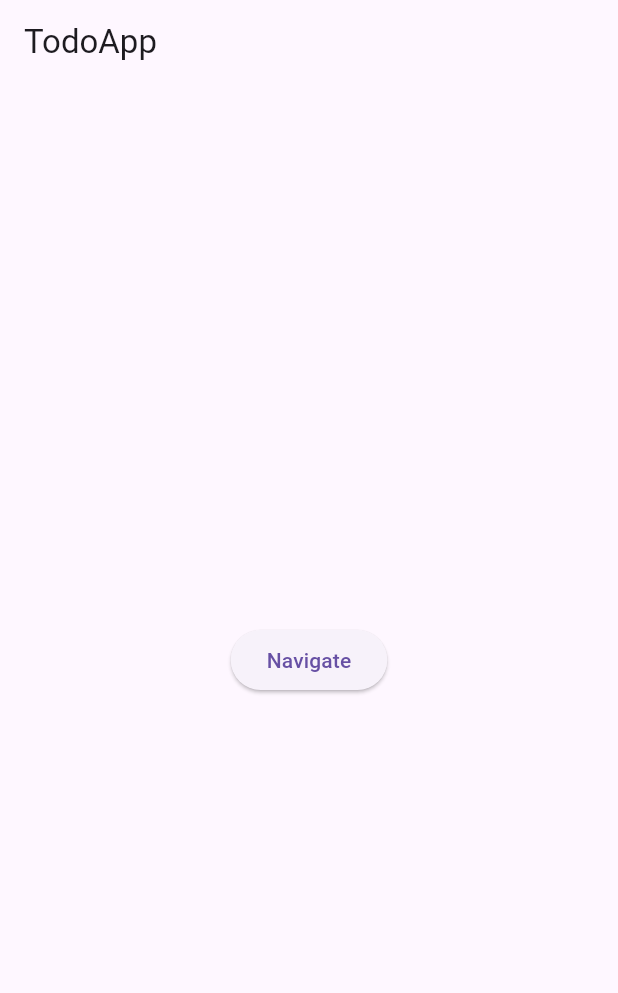
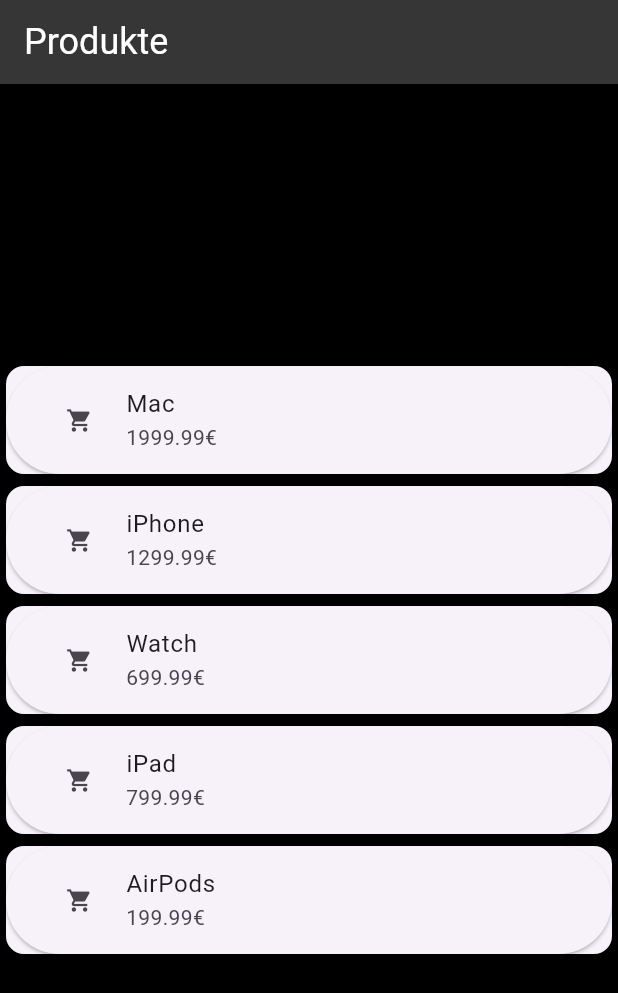
Before and after one commit to OhioLight/navigation_example, a Flutter app: the screen it shows after launch, on a phone screen of 412 x 824 dp. Shown: the top 993 px of the screen. Run offline on Flutter 3.47's test engine with Material 3 defaults, Android fonts, the phone set to English and light mode, and no system bars.

Commit message:
fertig denke ich

```diff
--- a/lib/main.dart
+++ b/lib/main.dart
@@ -1,5 +1,6 @@
 import 'package:flutter/material.dart';
-import 'package:navigation_example/detail_screens.dart';
+
+import 'package:navigation_example/p_list_view.dart';
 
 void main() {
   runApp(const MainApp());
@@ -12,34 +13,44 @@ class MainApp extends StatelessWidget {
   Widget build(BuildContext context) {
     return MaterialApp(
       home: Scaffold(
+        backgroundColor: Colors.black,
         appBar: AppBar(
-          title: const Text('TodoApp'),
+          centerTitle: false,
+          titleTextStyle: const TextStyle(
+            fontSize: 24,
+            color: Colors.white,
           ),
-        body: const CustomElevatedButton(),
+          title: const Text(
+            'Produkte',
+          ),
+          backgroundColor: const Color.fromARGB(255, 54, 54, 54),
+        ),
+        body: const ProductList(),
+        //floatingActionButton: const CustomFloatingBtn(),
       ),
     );
   }
 }
 
-class CustomElevatedButton extends StatelessWidget {
-  const CustomElevatedButton({super.key});
+/*class CustomFloatingBtn extends StatelessWidget {
+  const CustomFloatingBtn({super.key});
 
   @override
   Widget build(BuildContext context) {
-    return Center(
-      child: ElevatedButton(
+    return FloatingActionButton(
+      backgroundColor: const Color.fromARGB(255, 54, 54, 54),
       onPressed: () {
         Navigator.push(
           context,
           MaterialPageRoute(
-              builder: (context) => const DetailScreens(
-                buttonText: 'Back jdfjn ',
-              ),
+            builder: (context) => const DetailScreens(),
           ),
         );
       },
-        child: const Text('Navigate'),
+      child: const Icon(
+        Icons.accessibility_new,
+        color: Colors.white,
       ),
     );
   }
-}
+}*/
--- /dev/null
+++ b/lib/p_list_view.dart
@@ -0,0 +1,44 @@
+import 'package:flutter/material.dart';
+import 'package:navigation_example/detail_screens.dart';
+
+import 'prudukt_class.dart';
+
+class ProductList extends StatelessWidget {
+  const ProductList({
+    super.key,
+  });
+
+  @override
+  Widget build(BuildContext context) {
+    return Center(
+      child: ListView(
+        shrinkWrap: true,
+        children: products.map(
+          (product) {
+            return Card(
+              child: ElevatedButton(
+                onPressed: () {
+                  Navigator.push(
+                    context,
+                    MaterialPageRoute(
+                      builder: (context) => DetailScreens(
+                        name: product.name,
+                        description: product.description,
+                        price: product.price,
+                      ),
+                    ),
+                  );
+                },
+                child: ListTile(
+                  leading: const Icon(Icons.shopping_cart),
+                  title: Text(product.name),
+                  subtitle: Text('${product.price}€'),
+                ),
+              ),
+            );
+          },
+        ).toList(),
+      ),
+    );
+  }
+}
--- /dev/null
+++ b/lib/prudukt_class.dart
@@ -0,0 +1,24 @@
+class Product {
+  String name;
+  double price;
+  String description;
+  Product({
+    required this.name,
+    required this.price,
+    required this.description,
+  });
+}
+
+List<Product> products = [
+  Product(name: 'Mac', description: 'Jetzt mit M2 prozessor', price: 1999.99),
+  Product(name: 'iPhone', description: '15 ultra nice', price: 1299.99),
+  Product(
+      name: 'Watch',
+      description: 'das neuste modell nur bei uns',
+      price: 699.99),
+  Product(name: 'iPad', description: 'was riesen teil', price: 799.99),
+  Product(
+      name: 'AirPods',
+      description: 'jetzt auch für alle ohren passend',
+      price: 199.99),
+];
```
Also changed, not shown: lib/detail_screens.dart (+50 -11 lines). Lines whose indentation alone changed are shown as unchanged.
